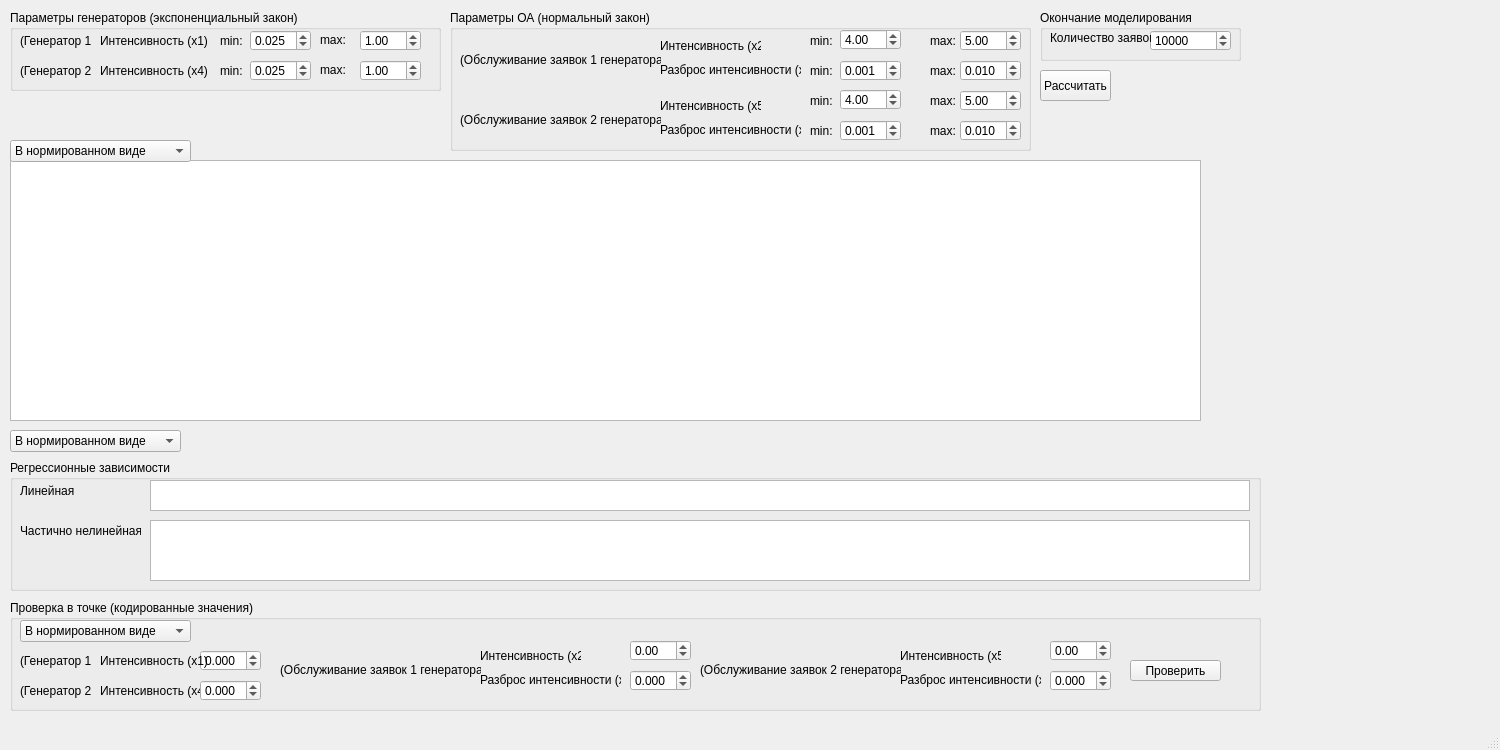
Above: lab3/mainwindow.ui from alena-zayts/BMSTU_8sem_experiment_planning before the change. Below: the same form after it.
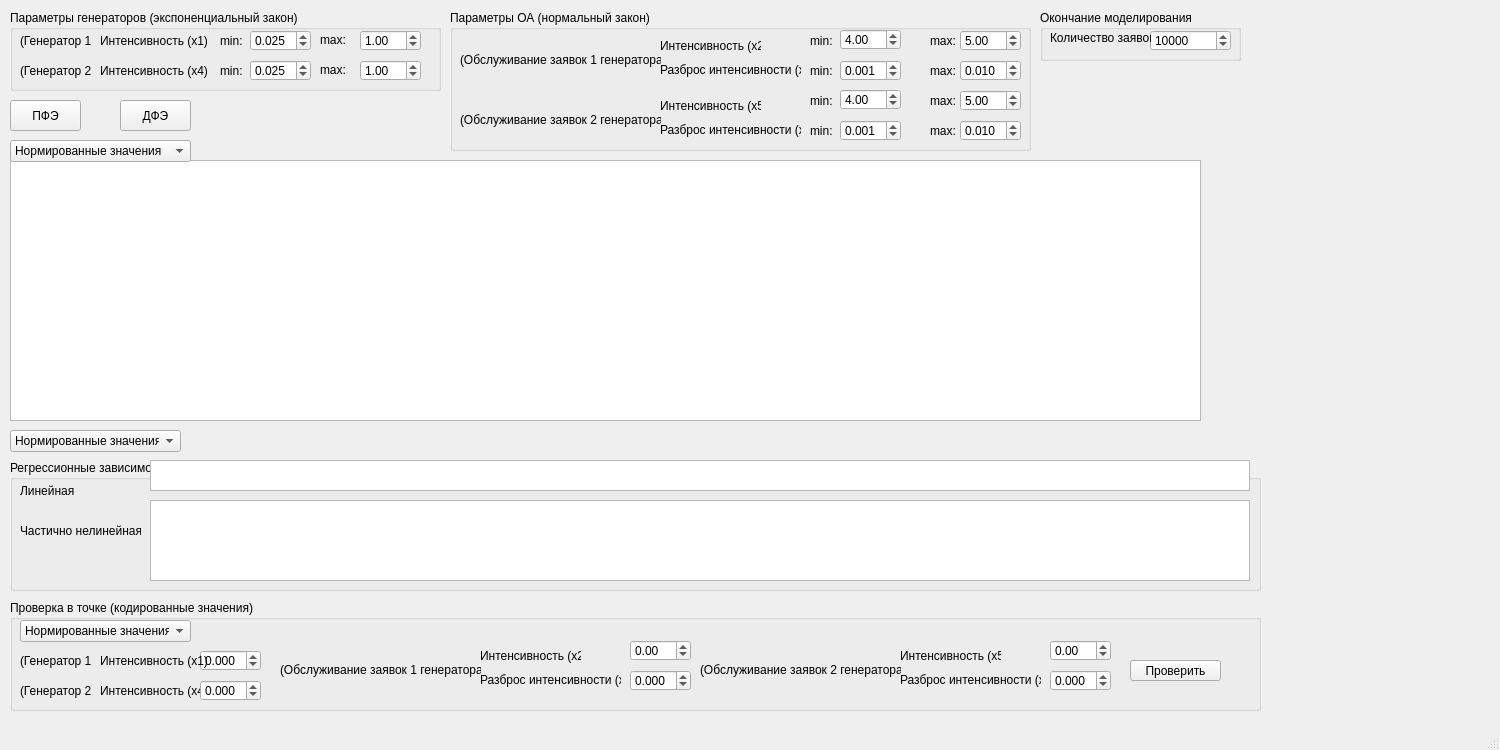
That is the form after the change.

```diff
--- a/lab3/mainwindow.ui
+++ b/lab3/mainwindow.ui
@@ -578,19 +578,6 @@
      </property>
     </widget>
    </widget>
-   <widget class="QPushButton" name="pushButton_model">
-    <property name="geometry">
-     <rect>
-      <x>1040</x>
-      <y>70</y>
-      <width>71</width>
-      <height>31</height>
-     </rect>
-    </property>
-    <property name="text">
-     <string>Рассчитать</string>
-    </property>
-   </widget>
    <widget class="QGroupBox" name="groupBox_3">
     <property name="geometry">
      <rect>
@@ -773,7 +760,7 @@
      </property>
      <item>
       <property name="text">
-       <string>В нормированном виде</string>
+       <string>Нормированные значения</string>
       </property>
      </item>
      <item>
@@ -1027,7 +1014,7 @@
      <property name="geometry">
       <rect>
        <x>140</x>
-       <y>20</y>
+       <y>0</y>
        <width>1100</width>
        <height>31</height>
       </rect>
@@ -1042,9 +1029,9 @@
      <property name="geometry">
       <rect>
        <x>140</x>
-       <y>60</y>
+       <y>40</y>
        <width>1100</width>
-       <height>61</height>
+       <height>81</height>
       </rect>
      </property>
      <property name="font">
@@ -1065,7 +1052,7 @@
     </property>
     <item>
      <property name="text">
-      <string>В нормированном виде</string>
+      <string>Нормированные значения</string>
      </property>
     </item>
     <item>
@@ -1085,7 +1072,7 @@
     </property>
     <item>
      <property name="text">
-      <string>В нормированном виде</string>
+      <string>Нормированные значения</string>
      </property>
     </item>
     <item>
@@ -1094,6 +1081,32 @@
      </property>
     </item>
    </widget>
+   <widget class="QPushButton" name="pushButtonPFE">
+    <property name="geometry">
+     <rect>
+      <x>10</x>
+      <y>100</y>
+      <width>71</width>
+      <height>31</height>
+     </rect>
+    </property>
+    <property name="text">
+     <string>ПФЭ</string>
+    </property>
+   </widget>
+   <widget class="QPushButton" name="pushButtonDFE4">
+    <property name="geometry">
+     <rect>
+      <x>120</x>
+      <y>100</y>
+      <width>71</width>
+      <height>31</height>
+     </rect>
+    </property>
+    <property name="text">
+     <string>ДФЭ</string>
+    </property>
+   </widget>
   </widget>
   <widget class="QStatusBar" name="statusbar"/>
  </widget>
```
Left out of the diff: 6 changed lines with no effect on the pictures.
